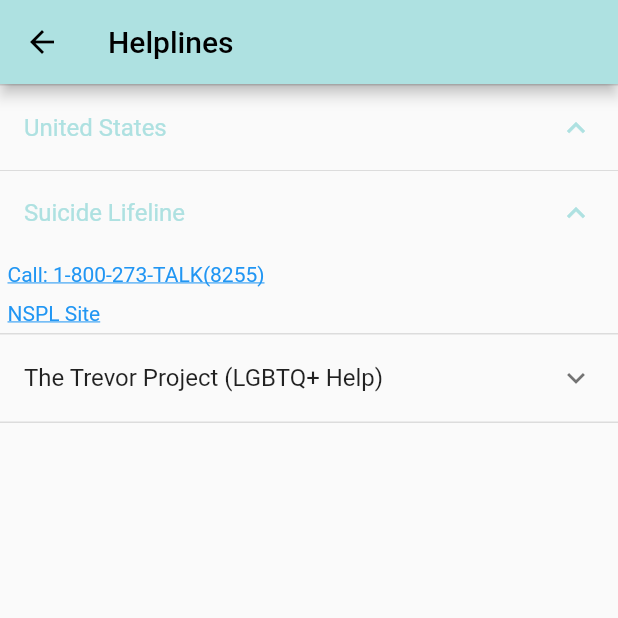
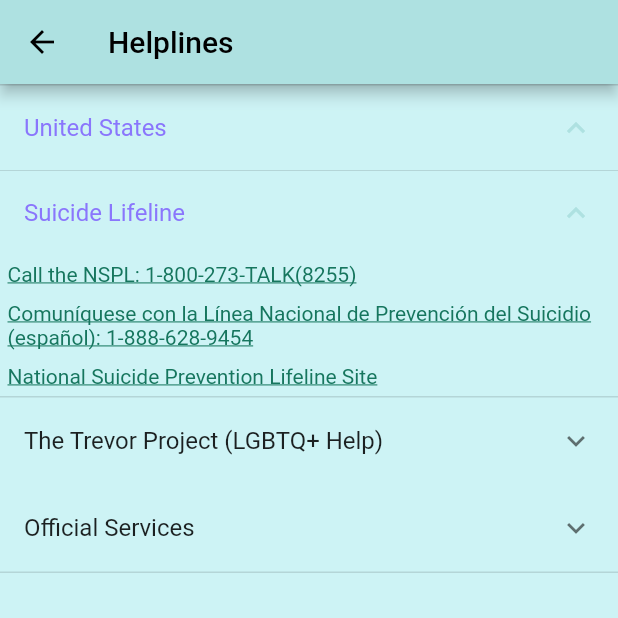
Before and after one commit to J051333/mental_health, a Flutter app: the HelplineList screen opened directly, after a tap on "United States", after a tap on "Suicide Lifeline", on a phone screen of 412 x 824 dp, the top half of it. Run offline on Flutter 3.47's test engine with Material 2 defaults, Android fonts, the phone set to English and light mode, and no system bars; our stand-ins replace webview_flutter; missing offline and left inert: aes_crypt_null_safe.

Commit message:
Working helplines page.
Helplines page functioning well on Android.

```diff
--- a/lib/helplines.dart
+++ b/lib/helplines.dart
@@ -1,8 +1,8 @@
-import 'package:flutter/gestures.dart';
 import 'package:flutter/material.dart';
 import 'package:mental_health/mh_colors.dart';
 import 'package:url_launcher/url_launcher.dart';
-import 'package:url_launcher/link.dart';
+import 'package:mental_health/webview.dart';
+import 'dart:io';
 
 class HelplineList extends StatefulWidget {
   const HelplineList({Key? key}) : super(key: key);
@@ -12,6 +12,8 @@ class HelplineList extends StatefulWidget {
 }
 
 class _HelplineListState extends State<HelplineList> {
+
+  /// Attempts to open [num] in the OS's phone app.
   _openNumber(final String num) async {
     final url = "tel:" + num;
     if (await canLaunch(url)) {
@@ -22,25 +24,53 @@ class _HelplineListState extends State<HelplineList> {
           "Could not open number.",
         ),
       ));
-      ;
     }
   }
 
-  _openLink(final String url) async {
+  /// Attempts to open texts to [num] with the optional text [body].
+  _textNumber(final String num, final String? body) async {
+    final String queryChar;
+    if(Platform.isIOS){
+      // ios is weird
+      queryChar = '&';
+    } else {
+      queryChar = '?';
+    }
+
+    final url = "sms:" + (body != null ? num + queryChar + "body=" + body : num);
+
     if (await canLaunch(url)) {
       await launch(url);
     } else {
       ScaffoldMessenger.of(context).showSnackBar(const SnackBar(
         content: Text(
-          "Could not open link.",
+          "Could not open number.",
         ),
       ));
+    }
+  }
+
+  /// Opens [url] in a browser or a webview if a browser isn't available.
+  _openLink(final String title, final String url) async {
+    if (await canLaunch(url)) {
+      await launch(url);
+    } else {
+      Future.microtask(() {
+        Navigator.push(
+          context,
+          MaterialPageRoute(
+            builder: (context) => WebViewApp(title: title, url: url),
+            maintainState: false,
+          ),
+        );
+      });
     }
   }
 
   @override
   Widget build(BuildContext context) {
     return Scaffold(
+      backgroundColor: MHColors.menuBGColor,
       appBar: AppBar(
         title: const Text("Helplines"),
       ),
@@ -55,15 +85,16 @@ class _HelplineListState extends State<HelplineList> {
                 HelplineItem(
                   text: "Suicide Lifeline",
                   children: [
+                    // Call
                     InkWell(
                       child: Container(
                         padding: const EdgeInsets.all(5),
                         alignment: Alignment.centerLeft,
-                        child: const Text(
-                          "Call: 1-800-273-TALK(8255)",
+                        child: Text(
+                          "Call the NSPL: 1-800-273-TALK(8255)",
                           style: TextStyle(
                             decoration: TextDecoration.underline,
-                            color: Colors.blue,
+                            color: MHColors.helplineLinkColor,
                           ),
                         ),
                       ),
@@ -71,20 +102,38 @@ class _HelplineListState extends State<HelplineList> {
                         _openNumber("18002738255");
                       },
                     ),
+                    // Call Spanish
                     InkWell(
                       child: Container(
                         padding: const EdgeInsets.all(5),
                         alignment: Alignment.centerLeft,
-                        child: const Text(
-                          "NSPL Site",
+                        child: Text(
+                          "Comuníquese con la Línea Nacional de Prevención del Suicidio (español): 1-888-628-9454",
                           style: TextStyle(
                             decoration: TextDecoration.underline,
-                            color: Colors.blue,
+                            color: MHColors.helplineLinkColor,
                           ),
                         ),
                       ),
                       onTap: () {
-                        _openLink("https://suicidepreventionlifeline.org/");
+                        _openNumber("18886289454");
+                      },
+                    ),
+                    // Site
+                    InkWell(
+                      child: Container(
+                        padding: const EdgeInsets.all(5),
+                        alignment: Alignment.centerLeft,
+                        child: Text(
+                          "National Suicide Prevention Lifeline Site",
+                          style: TextStyle(
+                            decoration: TextDecoration.underline,
+                            color: MHColors.helplineLinkColor,
+                          ),
+                        ),
+                      ),
+                      onTap: () {
+                        _openLink("NSPL", "https://suicidepreventionlifeline.org/");
                       },
                     ),
                   ],
@@ -98,11 +147,11 @@ class _HelplineListState extends State<HelplineList> {
                       child: Container(
                         padding: const EdgeInsets.all(5),
                         alignment: Alignment.centerLeft,
-                        child: const Text(
-                          "Call: 1-866-488-7386",
+                        child: Text(
+                          "Call The Trevor Project: 1-866-488-7386",
                           style: TextStyle(
                             decoration: TextDecoration.underline,
-                            color: Colors.blue,
+                            color: MHColors.helplineLinkColor,
                           ),
                         ),
                       ),
@@ -110,20 +159,78 @@ class _HelplineListState extends State<HelplineList> {
                         _openNumber("18664887386");
                       },
                     ),
+                    // Text
                     InkWell(
                       child: Container(
                         padding: const EdgeInsets.all(5),
                         alignment: Alignment.centerLeft,
-                        child: const Text(
-                          "Site",
+                        child: Text(
+                          "Text The Trevor Project (START to 678-678)",
                           style: TextStyle(
                             decoration: TextDecoration.underline,
-                            color: Colors.blue,
+                            color: MHColors.helplineLinkColor,
                           ),
                         ),
                       ),
                       onTap: () {
-                        _openLink("https://www.thetrevorproject.org/");
+                        _textNumber("678678", "START");
+                      },
+                    ),
+                    // Site
+                    InkWell(
+                      child: Container(
+                        padding: const EdgeInsets.all(5),
+                        alignment: Alignment.centerLeft,
+                        child: Text(
+                          "The Trevor Project's Site",
+                          style: TextStyle(
+                            decoration: TextDecoration.underline,
+                            color: MHColors.helplineLinkColor,
+                          ),
+                        ),
+                      ),
+                      onTap: () {
+                        _openLink("The Trevor Project", "https://www.thetrevorproject.org/");
+                      },
+                    ),
+                  ],
+                ),
+                // 911 & 211
+                HelplineItem(
+                  text: "Official Services",
+                  children: [
+                    // Call
+                    InkWell(
+                      child: Container(
+                        padding: const EdgeInsets.all(5),
+                        alignment: Alignment.centerLeft,
+                        child: Text(
+                          "Call Emergency Services: 911",
+                          style: TextStyle(
+                            decoration: TextDecoration.underline,
+                            color: MHColors.helplineLinkColor,
+                          ),
+                        ),
+                      ),
+                      onTap: () {
+                        _openNumber("911");
+                      },
+                    ),
+                    // Site
+                    InkWell(
+                      child: Container(
+                        padding: const EdgeInsets.all(5),
+                        alignment: Alignment.centerLeft,
+                        child: Text(
+                          "Call the Local Resource Line: 211",
+                          style: TextStyle(
+                            decoration: TextDecoration.underline,
+                            color: MHColors.helplineLinkColor,
+                          ),
+                        ),
+                      ),
+                      onTap: () {
+                        _openNumber("211");
                       },
                     ),
                   ],
@@ -151,6 +258,7 @@ class _HelplineItemState extends State<HelplineItem> {
   @override
   Widget build(BuildContext context) {
     return ExpansionTile(
+      textColor: MHColors.helplineTextColor,
       title: Text(widget.text),
       children: widget.children ?? const <Widget>[],
     );
--- a/lib/journals.dart
+++ b/lib/journals.dart
@@ -7,7 +7,7 @@ import 'package:flutter/services.dart';
 import 'package:aes_crypt_null_safe/aes_crypt_null_safe.dart';
 import 'mh_colors.dart';
 
-final _defaultPassword = "p(7sb*4165749846516agsg^1223#asd";
+const _defaultPassword = "p(7sb*4165749846516agsg^1223#asd";
 late Directory appDataDir;
 
 class NameJournalEntry extends StatefulWidget {
--- a/lib/mh_colors.dart
+++ b/lib/mh_colors.dart
@@ -16,9 +16,10 @@ class MHColors {
   static final journalCursorColor = createMaterialColor(const Color(0xFF293553));
 
   // Helpline Colors
+  static final helplineTextColor = createMaterialColor(const Color(0xFF8A76FC));
+  static final helplineLinkColor = createMaterialColor(const Color(0xFF16765E));
 
-
-  ///
+  /// Creates a material color swatch from the [color].
   /// https://gist.github.com/filipvk/244be04f1dbdba52788017f008477484
   static MaterialColor createMaterialColor(Color color) {
     List strengths = <double>[.05];
```
Also changed, not shown: lib/navigation_controls.dart (added, +67 -0 lines), lib/webview.dart (added, +42 -0 lines), lib/webview_stack.dart (added, +51 -0 lines), 1 other file.
